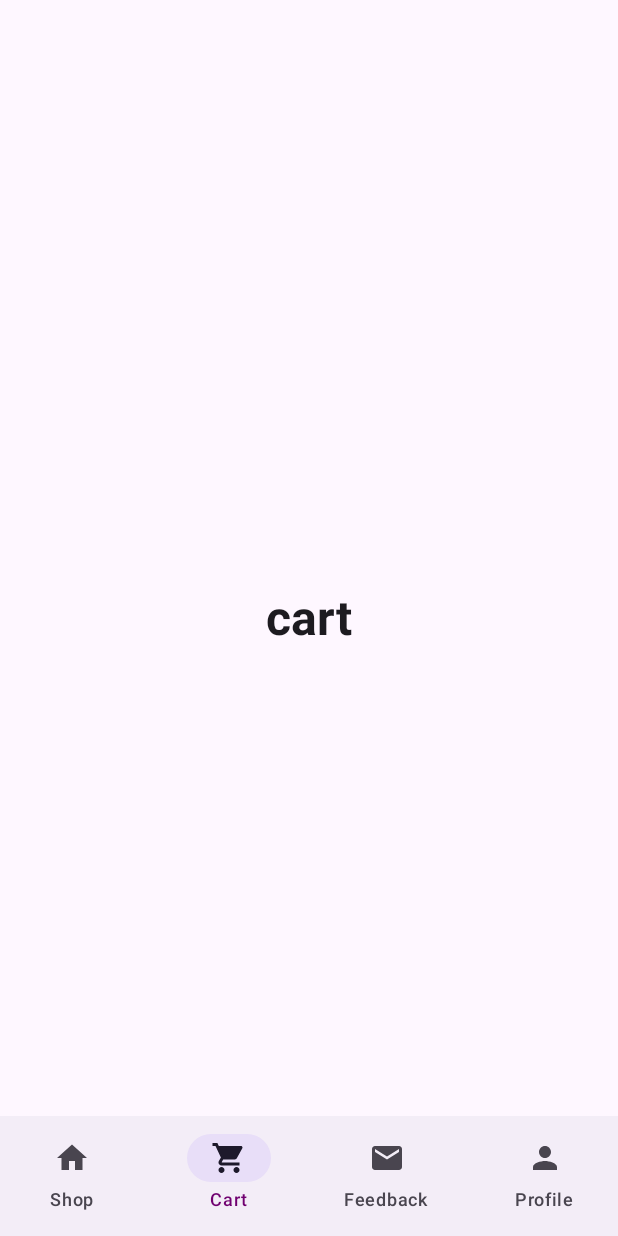
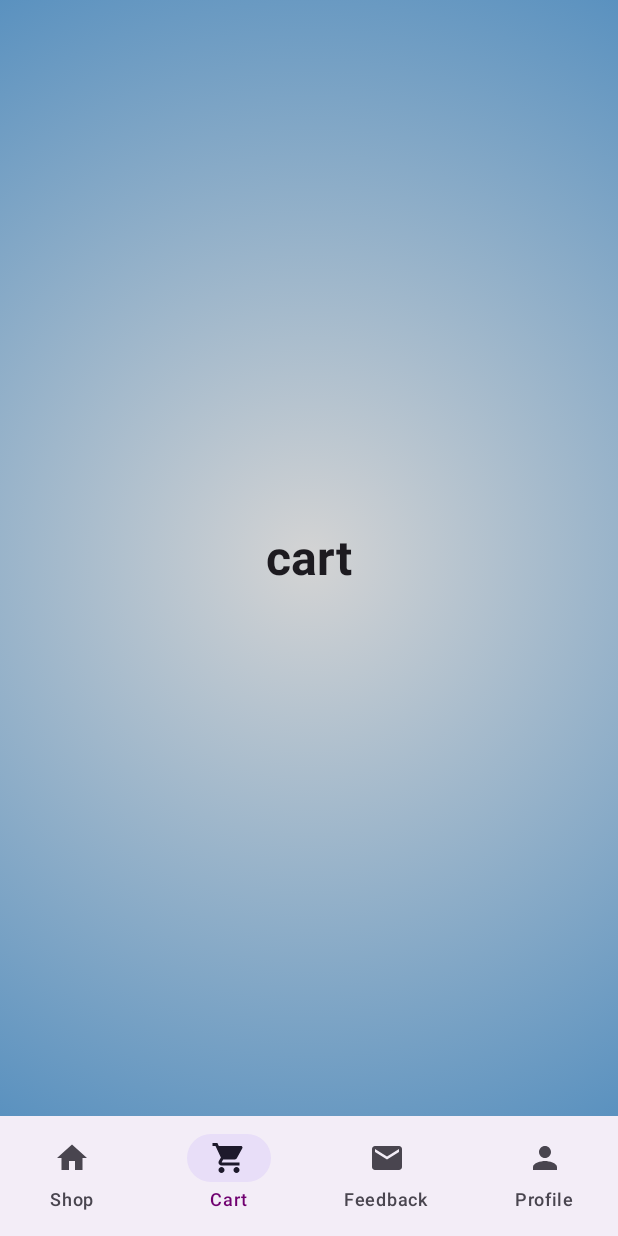
Before and after one commit to Pierceid/Pizza_Pro_mobile_app_2, an Android app built with Jetpack Compose: the HomeScreen screen opened through its navigation route, item 2 of the bottom bar chosen, on a phone screen of 412 x 824 dp. Run offline under Robolectric (Android 15) with nearby library versions, the phone set to English and light mode, and no system bars.

Commit message:
optimized bottom navigation

```diff
--- a/app/src/main/java/com/example/pizza_pro_2/MainActivity.kt
+++ b/app/src/main/java/com/example/pizza_pro_2/MainActivity.kt
@@ -43,8 +43,7 @@ class MainActivity : ComponentActivity() {
         super.onCreate(savedInstanceState)
         setContent {
             Pizza_Pro_2_Theme {
-                val navController = rememberNavController()
-                NavGraph(navController = navController)
+                NavGraph(navController = rememberNavController())
             }
         }
     }
--- a/app/src/main/java/com/example/pizza_pro_2/navigation/HomeScreen.kt
+++ b/app/src/main/java/com/example/pizza_pro_2/navigation/HomeScreen.kt
@@ -1,7 +1,8 @@
 package com.example.pizza_pro_2.navigation
 
-import android.annotation.SuppressLint
+import androidx.compose.foundation.layout.Box
 import androidx.compose.foundation.layout.RowScope
+import androidx.compose.foundation.layout.padding
 import androidx.compose.material3.Icon
 import androidx.compose.material3.NavigationBar
 import androidx.compose.material3.NavigationBarItem
@@ -9,6 +10,7 @@ import androidx.compose.material3.Scaffold
 import androidx.compose.material3.Text
 import androidx.compose.runtime.Composable
 import androidx.compose.runtime.getValue
+import androidx.compose.ui.Modifier
 import androidx.navigation.NavDestination
 import androidx.navigation.NavDestination.Companion.hierarchy
 import androidx.navigation.NavHostController
@@ -16,15 +18,17 @@ import androidx.navigation.compose.currentBackStackEntryAsState
 import androidx.navigation.compose.rememberNavController
 import com.example.pizza_pro_2.navigation.nav_graph.BottomNavGraph
 
-@SuppressLint("UnusedMaterial3ScaffoldPaddingParameter")
 @Composable
 fun HomeScreen() {
     val navController = rememberNavController()
     Scaffold(
         bottomBar = { BottomBar(navController = navController) },
-    ) {
-        BottomNavGraph(navController = navController)
-    }
+        content = { innerPadding ->
+            Box(modifier = Modifier.padding(innerPadding)) {
+                BottomNavGraph(navController = navController)
+            }
+        }
+    )
 }
 
 @Composable
--- a/app/src/main/java/com/example/pizza_pro_2/screen/CartScreen.kt
+++ b/app/src/main/java/com/example/pizza_pro_2/screen/CartScreen.kt
@@ -1,22 +1,14 @@
 package com.example.pizza_pro_2.screen
 
-import androidx.compose.foundation.layout.Arrangement
-import androidx.compose.foundation.layout.Column
-import androidx.compose.foundation.layout.fillMaxSize
 import androidx.compose.material3.MaterialTheme
 import androidx.compose.material3.Text
 import androidx.compose.runtime.Composable
-import androidx.compose.ui.Alignment
-import androidx.compose.ui.Modifier
 import androidx.navigation.NavController
+import com.example.pizza_pro_2.ui.theme.PizzaProBackground
 
 @Composable
 fun CartScreen(navController : NavController) {
-    Column(
-        modifier = Modifier.fillMaxSize(),
-        verticalArrangement = Arrangement.Center,
-        horizontalAlignment = Alignment.CenterHorizontally
-    ) {
+    PizzaProBackground {
         Text(
             text = "cart",
             style = MaterialTheme.typography.titleLarge,
--- a/app/src/main/java/com/example/pizza_pro_2/screen/ShopScreen.kt
+++ b/app/src/main/java/com/example/pizza_pro_2/screen/ShopScreen.kt
@@ -1,22 +1,14 @@
 package com.example.pizza_pro_2.screen
 
-import androidx.compose.foundation.layout.Arrangement
-import androidx.compose.foundation.layout.Column
-import androidx.compose.foundation.layout.fillMaxSize
 import androidx.compose.material3.MaterialTheme
 import androidx.compose.material3.Text
 import androidx.compose.runtime.Composable
-import androidx.compose.ui.Alignment
-import androidx.compose.ui.Modifier
 import androidx.navigation.NavController
+import com.example.pizza_pro_2.ui.theme.PizzaProBackground
 
 @Composable
 fun ShopScreen(navController : NavController) {
-    Column(
-        modifier = Modifier.fillMaxSize(),
-        verticalArrangement = Arrangement.Center,
-        horizontalAlignment = Alignment.CenterHorizontally
-    ) {
+    PizzaProBackground {
         Text(
             text = "shop",
             style = MaterialTheme.typography.titleLarge,
```
Also changed, not shown: app/src/main/java/com/example/pizza_pro_2/screen/DetailScreen.kt (+2 -10 lines), app/src/main/java/com/example/pizza_pro_2/screen/FeedbackScreen.kt (+2 -10 lines), app/src/main/java/com/example/pizza_pro_2/screen/ProfileScreen.kt (+2 -9 lines).
